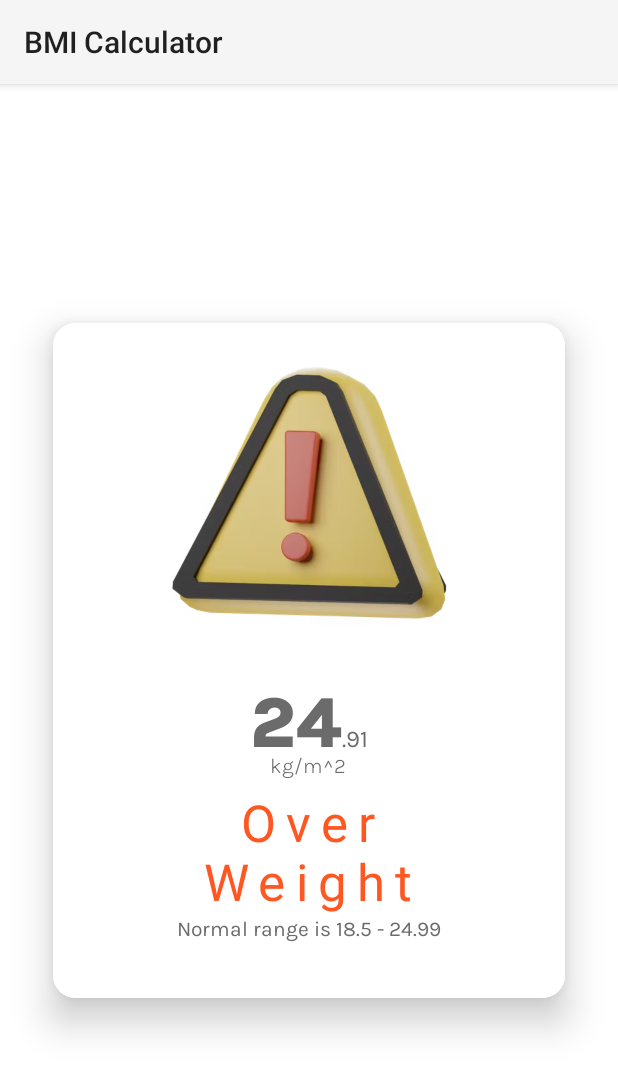
After one commit to archakNath/BMI_Calculator, an Android app: the ResultActivity screen opened directly, with no data from a screen before it, on a phone screen of 412 x 824 dp. The commit adds this screen. Shown: the top 1073 px of the screen. Run offline under Robolectric (Android 15) with nearby library versions, the phone set to English and light mode, and no system bars.

Commit message:
Result Activity UI design done

```diff
--- a/app/src/main/AndroidManifest.xml
+++ b/app/src/main/AndroidManifest.xml
@@ -11,6 +11,9 @@
         android:supportsRtl="true"
         android:theme="@style/Theme.BMICalculator"
         tools:targetApi="31">
+        <activity
+            android:name=".ResultActivity"
+            android:exported="false" />
         <activity
             android:name=".SplashScreen"
             android:exported="false" />
--- a/app/src/main/java/com/r/chuck/bmicalculator/MainActivity.kt
+++ b/app/src/main/java/com/r/chuck/bmicalculator/MainActivity.kt
@@ -15,6 +15,7 @@ import androidx.appcompat.app.AppCompatActivity
 class MainActivity : AppCompatActivity() {
     //declarations
     private lateinit var splashIntent: Intent
+    private lateinit var resultIntent: Intent
     private lateinit var editTextAge: EditText
     private lateinit var editTextWeight: EditText
     private lateinit var editTextHeight: EditText
@@ -30,6 +31,7 @@ class MainActivity : AppCompatActivity() {
         setContentView(R.layout.activity_main)
         Log.i("MYLOG", "Main Activity started")
         //initialisations
+        resultIntent = Intent(this, ResultActivity::class.java)
         editTextAge = findViewById(R.id.editTextAge)
         editTextWeight = findViewById(R.id.editTextWeight)
         editTextHeight = findViewById(R.id.editTextHeight)
@@ -62,8 +64,12 @@ class MainActivity : AppCompatActivity() {
                 weight = editTextWeight.text.toString().toFloat()
                 height = editTextHeight.text.toString().toFloat() / 100
                 bmi = weight / (height * height)
+                resultIntent.putExtra("bmi", bmi)
+                startActivity(resultIntent)
             }
         }
+
+        //increment and decrement buttons
         buttonAgeDecrease.setOnClickListener {
             if (!TextUtils.isEmpty(editTextAge.text.toString()) && editTextAge.text.toString()
                     .toInt() > 0
--- /dev/null
+++ b/app/src/main/java/com/r/chuck/bmicalculator/ResultActivity.kt
@@ -0,0 +1,11 @@
+package com.r.chuck.bmicalculator
+
+import androidx.appcompat.app.AppCompatActivity
+import android.os.Bundle
+
+class ResultActivity : AppCompatActivity() {
+    override fun onCreate(savedInstanceState: Bundle?) {
+        super.onCreate(savedInstanceState)
+        setContentView(R.layout.activity_result)
+    }
+}
--- /dev/null
+++ b/app/src/main/res/layout/activity_result.xml
@@ -0,0 +1,134 @@
+<?xml version="1.0" encoding="utf-8"?>
+<androidx.constraintlayout.widget.ConstraintLayout xmlns:android="http://schemas.android.com/apk/res/android"
+    xmlns:app="http://schemas.android.com/apk/res-auto"
+    xmlns:tools="http://schemas.android.com/tools"
+    android:layout_width="match_parent"
+    android:layout_height="match_parent"
+    android:background="@color/ic_launcher_background"
+    tools:context=".ResultActivity">
+
+    <androidx.cardview.widget.CardView
+        android:layout_width="match_parent"
+        android:layout_height="450dp"
+        android:layout_margin="35dp"
+        android:background="@color/white"
+        app:cardCornerRadius="15dp"
+        app:cardElevation="15dp"
+        app:cardMaxElevation="15dp"
+        app:layout_constraintBottom_toBottomOf="parent"
+        app:layout_constraintEnd_toEndOf="parent"
+        app:layout_constraintStart_toStartOf="parent"
+        app:layout_constraintTop_toTopOf="parent">
+
+        <androidx.constraintlayout.widget.ConstraintLayout
+            android:layout_width="match_parent"
+            android:layout_height="match_parent"
+            android:background="@color/white">
+
+            <ImageView
+                android:id="@+id/imageViewSignal"
+                android:layout_width="203dp"
+                android:layout_height="200dp"
+                android:background="@color/ic_launcher_background"
+                app:layout_constraintBottom_toBottomOf="parent"
+                app:layout_constraintEnd_toEndOf="parent"
+                app:layout_constraintStart_toStartOf="parent"
+                app:layout_constraintTop_toTopOf="parent"
+                app:layout_constraintVertical_bias="0.064"
+                app:srcCompat="@drawable/warning" />
+
+            <LinearLayout
+                android:id="@+id/linearLayout"
+                android:layout_width="342dp"
+                android:layout_height="60dp"
+                android:gravity="bottom|center_horizontal"
+                android:orientation="horizontal"
+                app:layout_constraintBottom_toBottomOf="parent"
+                app:layout_constraintEnd_toEndOf="parent"
+                app:layout_constraintHorizontal_bias="0.0"
+                app:layout_constraintStart_toStartOf="parent"
+                app:layout_constraintTop_toTopOf="parent"
+                app:layout_constraintVertical_bias="0.597">
+
+                <TextView
+                    android:id="@+id/textViewBMI1"
+                    android:layout_width="wrap_content"
+                    android:layout_height="wrap_content"
+                    android:layout_weight="1"
+                    android:fontFamily="@font/karla_extrabold"
+                    android:text="24"
+                    android:textAlignment="textEnd"
+                    android:textColor="@color/light_black"
+                    android:textSize="48sp"
+                    app:layout_constraintBottom_toBottomOf="parent"
+                    app:layout_constraintEnd_toEndOf="parent"
+                    app:layout_constraintHorizontal_bias="0.448"
+                    app:layout_constraintStart_toStartOf="parent"
+                    app:layout_constraintTop_toTopOf="parent"
+                    app:layout_constraintVertical_bias="0.0" />
+
+                <TextView
+                    android:id="@+id/textViewBMI2"
+                    android:layout_width="wrap_content"
+                    android:layout_height="wrap_content"
+                    android:layout_weight="1"
+                    android:fontFamily="@font/karla_regular"
+                    android:text=".91"
+                    android:textColor="@color/light_black"
+                    android:textSize="16sp"
+                    app:layout_constraintBottom_toBottomOf="parent"
+                    app:layout_constraintEnd_toEndOf="parent"
+                    app:layout_constraintHorizontal_bias="0.577"
+                    app:layout_constraintStart_toStartOf="parent"
+                    app:layout_constraintTop_toTopOf="parent"
+                    app:layout_constraintVertical_bias="0.825" />
+            </LinearLayout>
+
+            <TextView
+                android:id="@+id/textView7"
+                android:layout_width="wrap_content"
+                android:layout_height="wrap_content"
+                android:layout_marginTop="-40dp"
+                android:fontFamily="@font/karla_light"
+                android:text="kg/m^2"
+                android:textColor="@color/light_black"
+                app:layout_constraintBottom_toBottomOf="parent"
+                app:layout_constraintEnd_toEndOf="parent"
+                app:layout_constraintHorizontal_bias="0.498"
+                app:layout_constraintStart_toStartOf="parent"
+                app:layout_constraintTop_toTopOf="parent"
+                app:layout_constraintVertical_bias="0.69" />
+
+            <TextView
+                android:id="@+id/textViewMessage"
+                android:layout_width="wrap_content"
+                android:layout_height="wrap_content"
+                android:gravity="center"
+                android:letterSpacing=".2"
+                android:text="Over\nWeight"
+                android:textColor="@color/red"
+                android:textSize="34sp"
+                app:layout_constraintBottom_toBottomOf="parent"
+                app:layout_constraintEnd_toEndOf="parent"
+                app:layout_constraintHorizontal_bias="0.497"
+                app:layout_constraintStart_toStartOf="parent"
+                app:layout_constraintTop_toTopOf="parent"
+                app:layout_constraintVertical_bias="0.849" />
+
+            <TextView
+                android:id="@+id/textView9"
+                android:layout_width="wrap_content"
+                android:layout_height="wrap_content"
+                android:fontFamily="@font/karla_regular"
+                android:text="Normal range is 18.5 - 24.99"
+                android:textColor="@color/light_black"
+                app:layout_constraintBottom_toBottomOf="parent"
+                app:layout_constraintEnd_toEndOf="parent"
+                app:layout_constraintStart_toStartOf="parent"
+                app:layout_constraintTop_toTopOf="parent"
+                app:layout_constraintVertical_bias="0.914" />
+
+        </androidx.constraintlayout.widget.ConstraintLayout>
+    </androidx.cardview.widget.CardView>
+
+</androidx.constraintlayout.widget.ConstraintLayout>
--- a/app/src/main/res/values/colors.xml
+++ b/app/src/main/res/values/colors.xml
@@ -8,4 +8,7 @@
     <color name="black">#212121</color>
     <color name="light_black">#6b6b6b</color>
     <color name="white">#FFFFFFFF</color>
+    <color name="green">#4CAF50</color>
+    <color name="yellow">#FFEB3B</color>
+    <color name="red">#FF5722</color>
 </resources>
```
Also changed, not shown: app/src/main/res/drawable/ok.png (added), app/src/main/res/drawable/warning.png (added).
